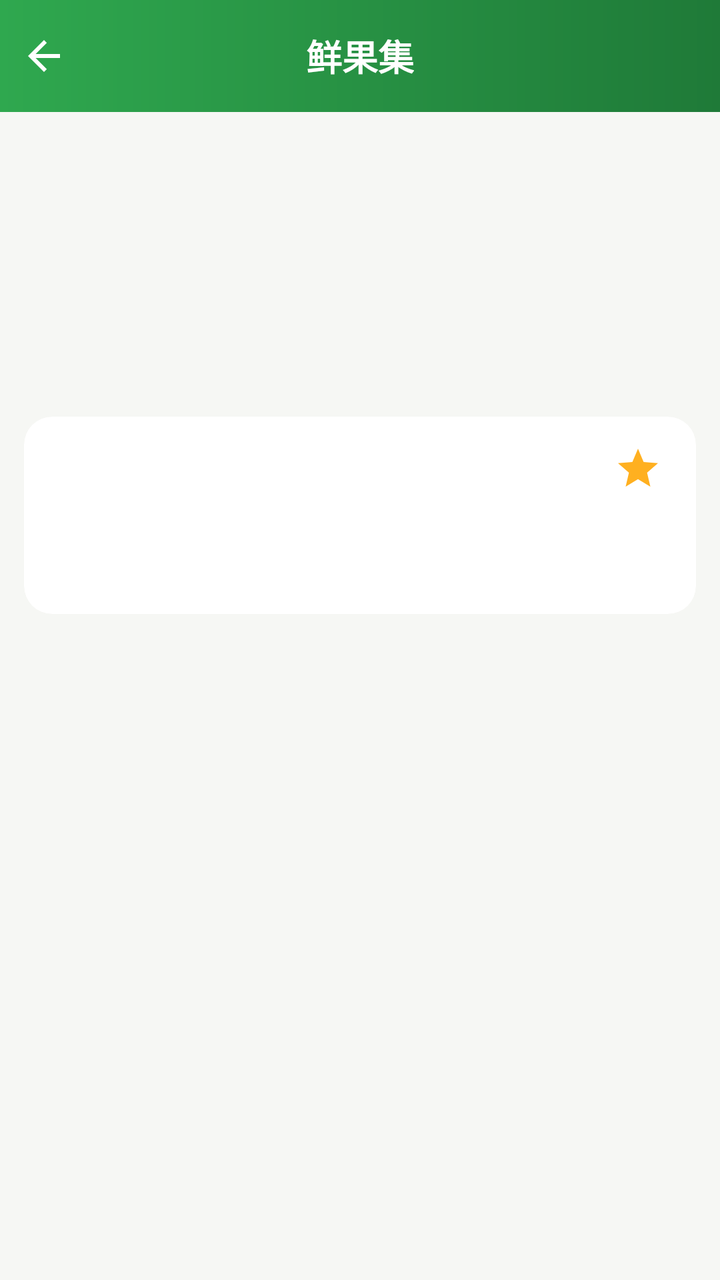
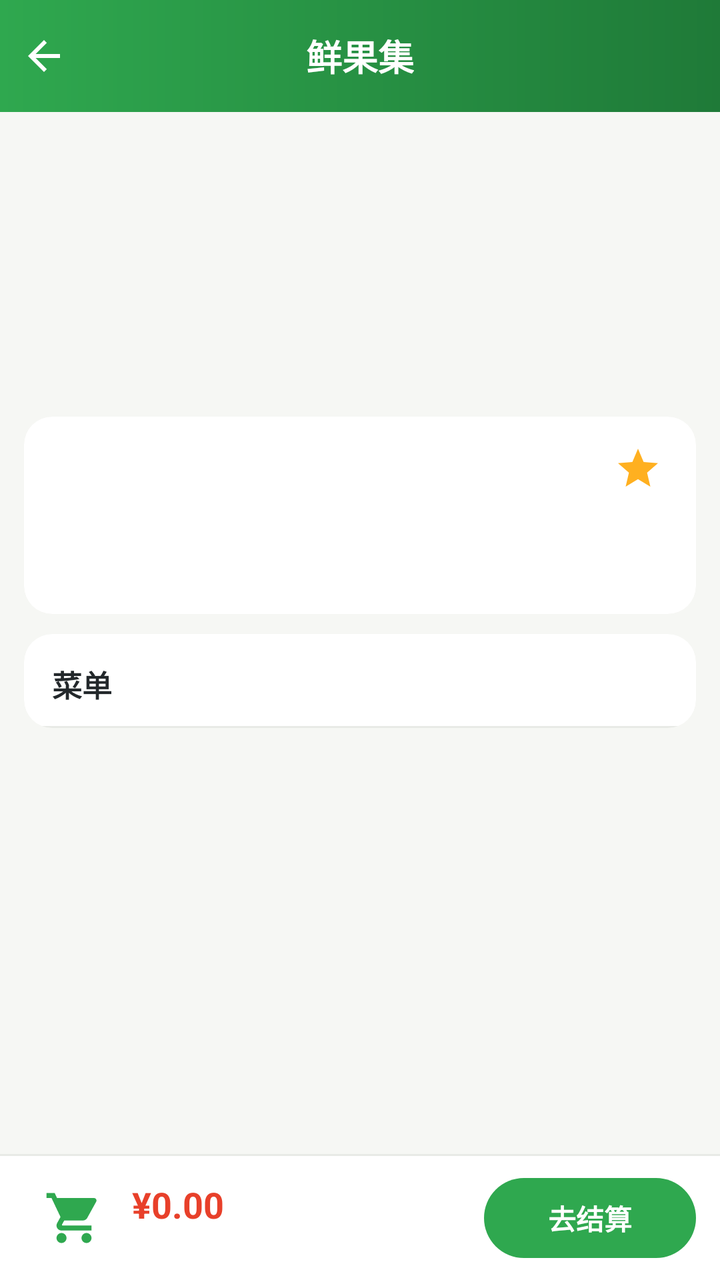

Before-and-after screenshots of an Android layout around one commit, followed by the original layout XML and the change that was made.
<!-- AndroidManifest.xml: application theme Theme.FruitShop -->
<!-- res/layout/activity_shop_detail.xml -->
<?xml version="1.0" encoding="utf-8"?>
<LinearLayout xmlns:android="http://schemas.android.com/apk/res/android"
    xmlns:app="http://schemas.android.com/apk/res-auto"
    android:layout_width="match_parent"
    android:layout_height="match_parent"
    android:background="@color/bgPage"
    android:orientation="vertical">

    <include layout="@layout/include_title_bar" />

    <ScrollView
        android:layout_width="match_parent"
        android:layout_height="0dp"
        android:layout_weight="1"
        android:fillViewport="true">

        <LinearLayout
            android:layout_width="match_parent"
            android:layout_height="wrap_content"
            android:orientation="vertical">

            <ImageView
                android:id="@+id/iv_cover"
                android:layout_width="match_parent"
                android:layout_height="170dp"
                android:contentDescription="店铺封面"
                android:scaleType="centerCrop" />

            <com.google.android.material.card.MaterialCardView
                android:layout_width="match_parent"
                android:layout_height="wrap_content"
                android:layout_marginLeft="12dp"
                android:layout_marginTop="-18dp"
                android:layout_marginRight="12dp"
                app:cardCornerRadius="14dp"
                app:cardElevation="0dp"
                app:strokeWidth="0dp">

                <LinearLayout
                    android:layout_width="match_parent"
                    android:layout_height="wrap_content"
                    android:orientation="vertical"
                    android:padding="14dp">

                    <LinearLayout
                        android:layout_width="match_parent"
                        android:layout_height="wrap_content"
                        android:gravity="center_vertical"
                        android:orientation="horizontal">

                        <TextView
                            android:id="@+id/tv_shop_name"
                            style="@style/text_main_16"
                            android:layout_width="0dp"
                            android:layout_height="wrap_content"
                            android:layout_weight="1"
                            android:ellipsize="end"
                            android:maxLines="1" />

                        <TextView
                            android:id="@+id/tv_score"
                            android:layout_width="wrap_content"
                            android:layout_height="wrap_content"
                            android:drawableStart="@drawable/ic_star"
                            android:drawablePadding="3dp"
                            android:drawableTint="@color/colorStar"
                            android:gravity="center_vertical"
                            android:textColor="@color/colorStar"
                            android:textSize="14sp"
                            android:textStyle="bold" />
                    </LinearLayout>

                    <TextView
                        android:id="@+id/tv_meta"
                        style="@style/text_sub_12"
                        android:layout_width="match_parent"
                        android:layout_height="wrap_content"
                        android:layout_marginTop="6dp" />

                    <TextView
                        android:id="@+id/tv_notice"
                        style="@style/text_sub_12"
                        android:layout_width="match_parent"
                        android:layout_height="wrap_content"
                        android:layout_marginTop="8dp" />

                </LinearLayout>

            </com.google.android.material.card.MaterialCardView>

            <FrameLayout
                android:id="@+id/fl_menu"
                android:layout_width="match_parent"
                android:layout_height="wrap_content"
                android:layout_marginTop="10dp" />

        </LinearLayout>
    </ScrollView>

</LinearLayout>
<!-- res/layout/include_title_bar.xml (included above) -->
<?xml version="1.0" encoding="utf-8"?>
<FrameLayout xmlns:android="http://schemas.android.com/apk/res/android"
    android:id="@+id/title_bar"
    android:layout_width="match_parent"
    android:layout_height="56dp"
    android:background="@drawable/bg_title_bar">

    <ImageView
        android:id="@+id/iv_back"
        android:layout_width="44dp"
        android:layout_height="match_parent"
        android:padding="10dp"
        android:src="@drawable/ic_back"
        android:scaleType="centerInside"
        android:contentDescription="返回" />

    <TextView
        android:id="@+id/tv_title"
        style="@style/title_bar_text"
        android:layout_width="wrap_content"
        android:layout_height="wrap_content"
        android:layout_gravity="center"
        android:layout_marginLeft="56dp"
        android:layout_marginRight="56dp"
        android:text="@string/title_home" />

</FrameLayout>
<!-- resources referenced by this layout -->
<resources>
  <color name="bgPage">#F6F7F4</color>
  <color name="colorStar">#FFB020</color>
  <!-- drawable bg_title_bar (drawable) -->
  <?xml version="1.0" encoding="utf-8"?>
  <shape xmlns:android="http://schemas.android.com/apk/res/android"
      android:shape="rectangle">
      <gradient
          android:angle="0"
          android:endColor="@color/colorPrimaryDark"
          android:startColor="@color/colorPrimary" />
  </shape>
  <string name="title_home">鲜果集</string>
  <style name="text_main_16">
          <item name="android:textColor">@color/textMain</item>
          <item name="android:textSize">16sp</item>
          <item name="android:textStyle">bold</item>
      </style>
  <style name="text_sub_12">
          <item name="android:textColor">@color/textSub</item>
          <item name="android:textSize">12sp</item>
      </style>
  <style name="title_bar_text">
          <item name="android:textColor">@color/white</item>
          <item name="android:textSize">18sp</item>
          <item name="android:textStyle">bold</item>
          <item name="android:singleLine">true</item>
          <item name="android:ellipsize">end</item>
      </style>
  <color name="colorPrimaryDark">#1F7A38</color>
  <color name="colorPrimary">#2FA84F</color>
  <color name="textMain">#23282B</color>
  <color name="textSub">#8C9499</color>
  <color name="white">#FFFFFFFF</color>
  <color name="colorAccent">#FF8A3D</color>
  <!-- unchanged entries left out for length: 3 -->
</resources>

<!-- the commit's change to res/layout/activity_shop_detail.xml (unified diff, before → after) -->
@@ -12,12 +12,14 @@
         android:layout_width="match_parent"
         android:layout_height="0dp"
         android:layout_weight="1"
-        android:fillViewport="true">
+        android:fillViewport="true"
+        android:scrollbars="none">
 
         <LinearLayout
             android:layout_width="match_parent"
             android:layout_height="wrap_content"
-            android:orientation="vertical">
+            android:orientation="vertical"
+            android:paddingBottom="12dp">
 
             <ImageView
                 android:id="@+id/iv_cover"
@@ -88,14 +90,58 @@
 
             </com.google.android.material.card.MaterialCardView>
 
-            <FrameLayout
-                android:id="@+id/fl_menu"
+            <com.google.android.material.card.MaterialCardView
                 android:layout_width="match_parent"
                 android:layout_height="wrap_content"
-                android:layout_marginTop="10dp" />
+                android:layout_marginLeft="12dp"
+                android:layout_marginTop="10dp"
+                android:layout_marginRight="12dp"
+                app:cardCornerRadius="14dp"
+                app:cardElevation="0dp"
+                app:strokeWidth="0dp">
+
+                <LinearLayout
+                    android:layout_width="match_parent"
+                    android:layout_height="wrap_content"
+                    android:orientation="vertical">
+
+                    <TextView
+                        android:layout_width="match_parent"
+                        android:layout_height="wrap_content"
+                        android:paddingLeft="14dp"
+                        android:paddingTop="14dp"
+                        android:paddingRight="14dp"
+                        android:paddingBottom="10dp"
+                        android:text="@string/menu"
+                        android:textColor="@color/textMain"
+                        android:textSize="15sp"
+                        android:textStyle="bold" />
+
+                    <View
+                        android:layout_width="match_parent"
+                        android:layout_height="1dp"
+                        android:background="@color/colorDivider" />
+
+                    <androidx.recyclerview.widget.RecyclerView
+                        android:id="@+id/rv_menu"
+                        android:layout_width="match_parent"
+                        android:layout_height="wrap_content"
+                        android:nestedScrollingEnabled="false"
+                        android:scrollbars="none" />
+
+                </LinearLayout>
+
+            </com.google.android.material.card.MaterialCardView>
 
         </LinearLayout>
     </ScrollView>
+
+    <View
+        android:layout_width="match_parent"
+        android:layout_height="1dp"
+        android:background="@color/colorDivider" />
+
+    <include layout="@layout/shop_car" />
 
 </LinearLayout>
 <!-- res/layout/include_title_bar.xml (included above) -->
@@ -126,3 +172,72 @@
         android:text="@string/title_home" />
 
 </FrameLayout>
+<!-- res/layout/shop_car.xml (included above) -->
+<?xml version="1.0" encoding="utf-8"?>
+<LinearLayout xmlns:android="http://schemas.android.com/apk/res/android"
+    xmlns:app="http://schemas.android.com/apk/res-auto"
+    android:layout_width="match_parent"
+    android:layout_height="62dp"
+    android:background="@color/bgCard"
+    android:gravity="center_vertical"
+    android:orientation="horizontal"
+    android:paddingLeft="14dp"
+    android:paddingRight="12dp">
+
+    <FrameLayout
+        android:id="@+id/fl_cart"
+        android:layout_width="46dp"
+        android:layout_height="46dp">
+
+        <ImageView
+            android:layout_width="30dp"
+            android:layout_height="30dp"
+            android:layout_gravity="center"
+            android:contentDescription="购物车"
+            android:src="@drawable/ic_cart"
+            app:tint="@color/colorPrimary" />
+
+        <TextView
+            android:id="@+id/tv_badge"
+            style="@style/badge_style"
+            android:layout_width="wrap_content"
+            android:layout_height="16dp"
+            android:layout_gravity="top|end"
+            android:visibility="gone" />
+    </FrameLayout>
+
+    <LinearLayout
+        android:layout_width="0dp"
+        android:layout_height="wrap_content"
+        android:layout_marginLeft="6dp"
+        android:layout_weight="1"
+        android:orientation="vertical">
+
+        <TextView
+            android:id="@+id/tv_total"
+            style="@style/price_text"
+            android:layout_width="wrap_content"
+            android:layout_height="wrap_content"
+            android:text="¥0.00"
+            android:textSize="18sp" />
+
+        <TextView
+            android:id="@+id/tv_fee"
+            style="@style/text_sub_12"
+            android:layout_width="wrap_content"
+            android:layout_height="wrap_content"
+            android:textSize="10sp" />
+    </LinearLayout>
+
+    <TextView
+        android:id="@+id/btn_settle"
+        android:layout_width="106dp"
+        android:layout_height="40dp"
+        android:background="@drawable/payment_bg_selector"
+        android:gravity="center"
+        android:text="@string/settle"
+        android:textColor="@color/white"
+        android:textSize="14sp"
+        android:textStyle="bold" />
+
+</LinearLayout>
<!-- resource entries referenced after the edit -->
@@ -1,6 +1,8 @@
 <!-- resources referenced by this layout -->
 <resources>
+  <color name="bgCard">#FFFFFF</color>
   <color name="bgPage">#F6F7F4</color>
+  <color name="colorDivider">#E8EAE6</color>
   <color name="colorStar">#FFB020</color>
   <!-- drawable bg_title_bar (drawable) -->
   <?xml version="1.0" encoding="utf-8"?>
@@ -11,7 +13,51 @@
           android:endColor="@color/colorPrimaryDark"
           android:startColor="@color/colorPrimary" />
   </shape>
+  <!-- drawable ic_cart (drawable) -->
+  <?xml version="1.0" encoding="utf-8"?>
+  <vector xmlns:android="http://schemas.android.com/apk/res/android"
+      android:width="24dp"
+      android:height="24dp"
+      android:viewportWidth="24"
+      android:viewportHeight="24">
+      <path
+          android:fillColor="#FF23282B"
+          android:pathData="M7,18c-1.1,0 -1.99,0.9 -1.99,2S5.9,22 7,22s2,-0.9 2,-2 -0.9,-2 -2,-2zM1,2v2h2l3.6,7.59 -1.35,2.45c-0.16,0.28 -0.25,0.61 -0.25,0.96 0,1.1 0.9,2 2,2h12v-2H7.42c-0.14,0 -0.25,-0.11 -0.25,-0.25l0.03,-0.12 0.9,-1.63h7.45c0.75,0 1.41,-0.41 1.75,-1.03l3.58,-6.49c0.08,-0.14 0.12,-0.31 0.12,-0.48 0,-0.55 -0.45,-1 -1,-1H5.21l-0.94,-2H1zM17,18c-1.1,0 -1.99,0.9 -1.99,2s0.89,2 1.99,2 2,-0.9 2,-2 -0.9,-2 -2,-2z" />
+  </vector>
+  <!-- drawable payment_bg_selector (drawable) -->
+  <?xml version="1.0" encoding="utf-8"?>
+  <selector xmlns:android="http://schemas.android.com/apk/res/android">
+      <item android:state_pressed="true">
+          <shape android:shape="rectangle">
+              <solid android:color="@color/colorPrimaryDark" />
+              <corners android:radius="24dp" />
+          </shape>
+      </item>
+      <item>
+          <shape android:shape="rectangle">
+              <solid android:color="@color/colorPrimary" />
+              <corners android:radius="24dp" />
+          </shape>
+      </item>
+  </selector>
+  <string name="menu">菜单</string>
+  <string name="settle">去结算</string>
   <string name="title_home">鲜果集</string>
+  <style name="badge_style">
+          <item name="android:background">@drawable/badge_bg</item>
+          <item name="android:textColor">@color/white</item>
+          <item name="android:textSize">10sp</item>
+          <item name="android:gravity">center</item>
+          <item name="android:minWidth">16dp</item>
+          <item name="android:minHeight">16dp</item>
+          <item name="android:paddingLeft">4dp</item>
+          <item name="android:paddingRight">4dp</item>
+      </style>
+  <style name="price_text">
+          <item name="android:textColor">@color/colorPrice</item>
+          <item name="android:textSize">16sp</item>
+          <item name="android:textStyle">bold</item>
+      </style>
   <style name="text_main_16">
           <item name="android:textColor">@color/textMain</item>
           <item name="android:textSize">16sp</item>
@@ -29,6 +75,13 @@
           <item name="android:ellipsize">end</item>
       </style>
   <color name="colorPrimaryDark">#1F7A38</color>
+  <!-- drawable badge_bg (drawable) -->
+  <?xml version="1.0" encoding="utf-8"?>
+  <shape xmlns:android="http://schemas.android.com/apk/res/android"
+      android:shape="oval">
+      <solid android:color="@color/colorAccent" />
+  </shape>
+  <color name="colorPrice">#E8402A</color>
   <color name="colorPrimary">#2FA84F</color>
   <color name="textMain">#23282B</color>
   <color name="textSub">#8C9499</color>
